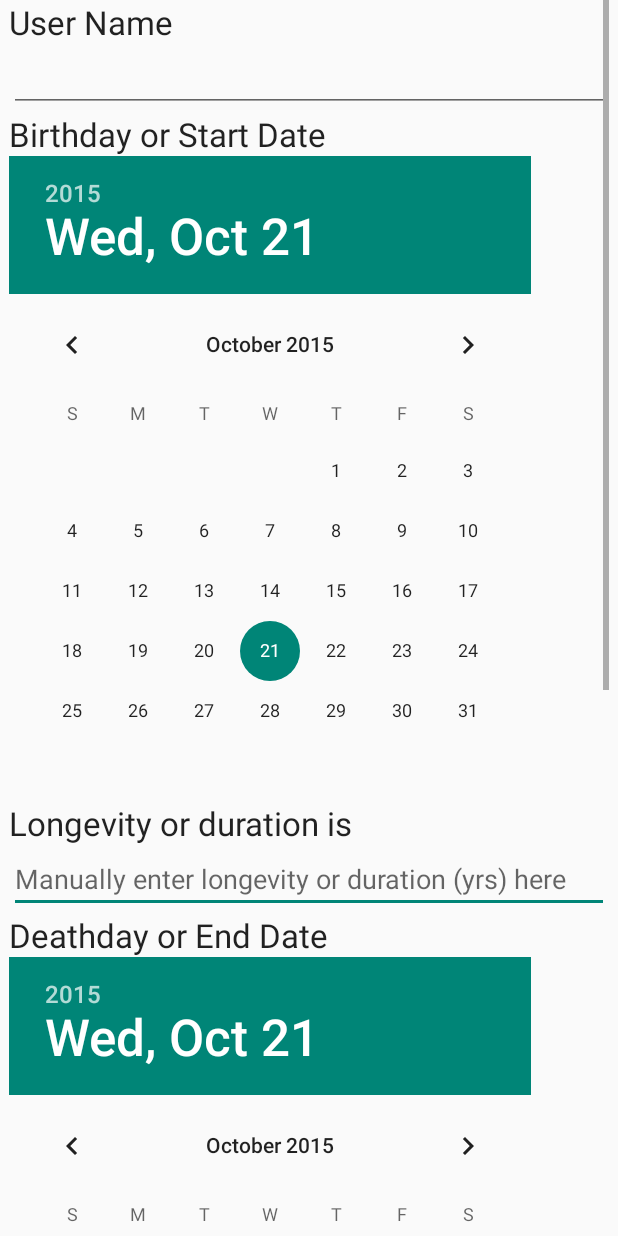
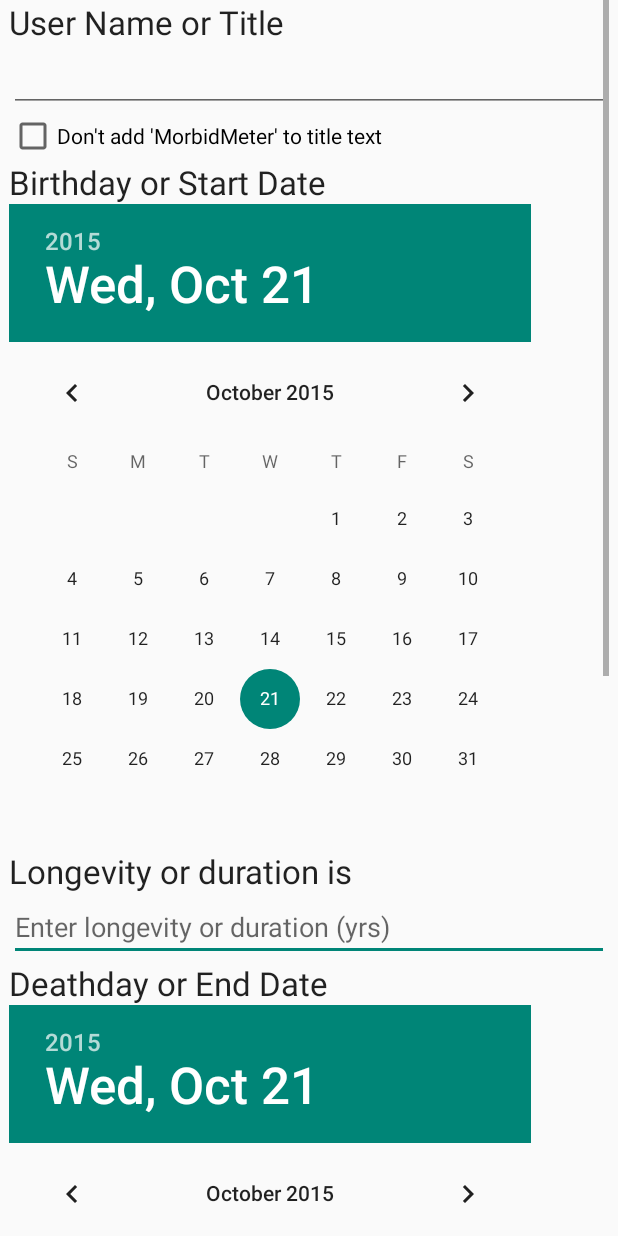
Before and after one commit to mannd/morbidmeter-android, an Android app: the layout configure.xml on its own in the app's theme, with its tools: preview values and no code run, on a phone screen of 412 x 824 dp. Run offline under Robolectric (Android 15) with nearby library versions, the phone set to English and light mode, and no system bars.

Commit message:
fixed regression in decimal timescales, changing to long and add new Date(ts) to timescales caused exception for decimal timescales.  Added checkbox in configure to use literal text (without appending MorbidMeter) to the title.  Fixed widget to expand vertically if title overflows its line.

```diff
--- a/morbidmeterlib/src/main/java/org/epstudios/morbidmeter/lib/Configuration.java
+++ b/morbidmeterlib/src/main/java/org/epstudios/morbidmeter/lib/Configuration.java
@@ -28,5 +28,6 @@ public class Configuration {
 	public int notificationSound;
 	public boolean configurationComplete;
 	public String updateFrequency;
+    public boolean doNotModifyName;
 
 }
--- a/morbidmeterlib/src/main/res/layout/configure.xml
+++ b/morbidmeterlib/src/main/res/layout/configure.xml
@@ -22,6 +22,12 @@
             android:layout_width="match_parent"
             android:layout_height="wrap_content"
             android:inputType="textCapWords" />
+
+        <CheckBox
+            android:id="@+id/do_not_modify_name_checkbox"
+            android:layout_width="wrap_content"
+            android:layout_height="wrap_content"
+            android:text="@string/user_name_checkbox_label" />
 
         <TextView
             android:id="@+id/textView1"
--- a/morbidmeterlib/src/main/res/layout/main.xml
+++ b/morbidmeterlib/src/main/res/layout/main.xml
@@ -15,7 +15,7 @@
         <ImageButton
             android:id="@+id/update_button"
             android:layout_width="wrap_content"
-            android:layout_height="wrap_content"
+            android:layout_height="match_parent"
             android:background="@android:color/transparent"
             android:contentDescription="@string/update_button_label"
             android:padding="8dp"
--- a/morbidmeterlib/src/main/res/values/strings.xml
+++ b/morbidmeterlib/src/main/res/values/strings.xml
@@ -5,7 +5,7 @@
     <string name="birthday_label">Birthday or Start Date</string>
     <string name="longevity_label">Longevity or duration is</string>
     <string name="longevity_label_completion">years</string>
-    <string name="longevity_hint">Manually enter longevity or duration (yrs) here</string>
+    <string name="longevity_hint">Enter longevity or duration (yrs)</string>
     <string name="deathday_label">Deathday or End Date</string>
     <string name="timescale_label">Time Scale</string>
     <string name="reverse_time_label">Reverse time</string>
@@ -20,8 +20,9 @@
     <string name="ok_label">Start</string>
     <string name="help_label">Help</string>
     <string name="cancel_label">Cancel</string>
-    <string name="user_name_label">User Name</string>
+    <string name="user_name_label">User Name or Title</string>
     <string name="default_user_name">Default User</string>
+    <string name="user_name_checkbox_label">Don\'t add \'MorbidMeter\' to title text</string>
     <string name="initial_label">MorbidMeter\nClick skull to configure</string>
     <string name="loading_label">MorbidMeter Loading</string>
     <!-- TimeScales -->
--- a/morbidmeterpebble/build.gradle
+++ b/morbidmeterpebble/build.gradle
@@ -3,10 +3,9 @@ apply plugin: 'com.android.application'
 android {
     compileSdkVersion 22
     buildToolsVersion "21.1.2"
-
     defaultConfig {
         applicationId "org.epstudios.morbidmeter.pebble"
-        minSdkVersion 15
+        minSdkVersion 14
         targetSdkVersion 22
         versionCode 1
         versionName "1.0"
@@ -16,6 +15,8 @@ android {
             minifyEnabled false
             proguardFiles getDefaultProguardFile('proguard-android.txt'), 'proguard-rules.pro'
         }
+    }
+    productFlavors {
     }
 }
 
```
Also changed, not shown: morbidmeterlib/src/main/java/org/epstudios/morbidmeter/lib/CalendarTimeScale.java (+4 -4 lines), morbidmeterlib/src/main/java/org/epstudios/morbidmeter/lib/MmConfigure.java (+9 -10 lines), morbidmeterlib/src/main/java/org/epstudios/morbidmeter/lib/MorbidMeterClock.java (+9 -6 lines), morbidmeterlib/src/main/java/org/epstudios/morbidmeter/lib/TimeScale.java (+4 -4 lines), 1 other file.
